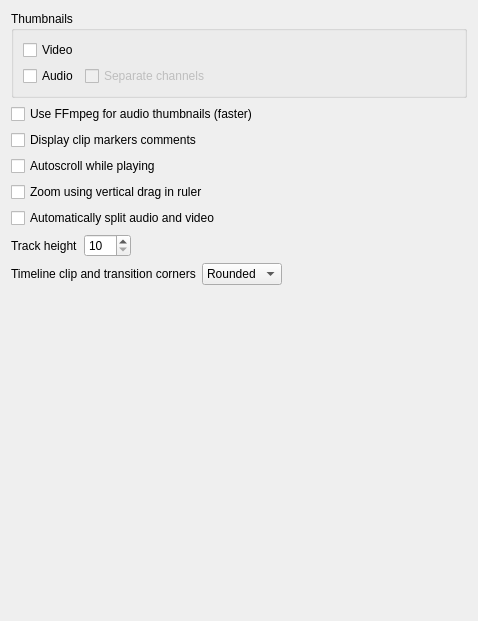
First picture: the form in src/ui/configtimeline_ui.ui, repository KDE/kdenlive, before the edit.
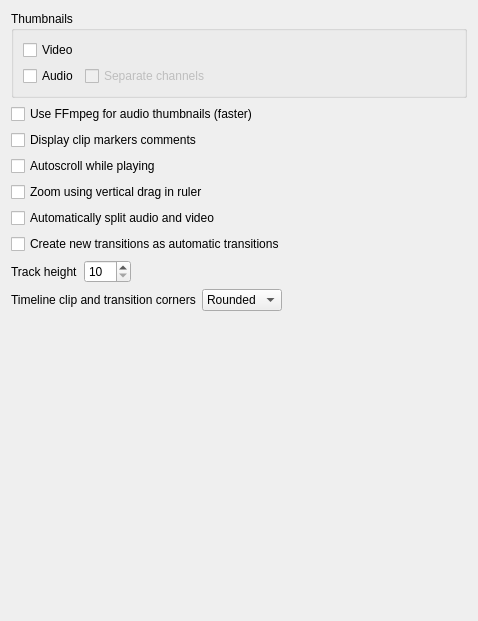
Second picture: the form after the edit.

Commit message: Allow defining automatic property of transitions, patch by Harald Albrecht REVIEW: 128879

Patch:
```diff
--- a/src/ui/configtimeline_ui.ui
+++ b/src/ui/configtimeline_ui.ui
@@ -11,21 +11,27 @@
    </rect>
   </property>
   <layout class="QGridLayout" name="gridLayout">
-   <item row="1" column="0" colspan="4">
-    <widget class="QCheckBox" name="kcfg_ffmpegaudiothumbnails">
-     <property name="text">
-      <string>Use FFmpeg for audio thumbnails (faster)</string>
+   <item row="12" column="0">
+    <spacer name="verticalSpacer">
+     <property name="orientation">
+      <enum>Qt::Vertical</enum>
      </property>
-    </widget>
+     <property name="sizeHint" stdset="0">
+      <size>
+       <width>20</width>
+       <height>23</height>
+      </size>
+     </property>
+    </spacer>
    </item>
-   <item row="2" column="0" colspan="2">
-    <widget class="QCheckBox" name="kcfg_showmarkers">
+   <item row="4" column="0" colspan="3">
+    <widget class="QCheckBox" name="kcfg_verticalzoom">
      <property name="text">
-      <string>Display clip markers comments</string>
+      <string>Zoom using vertical drag in ruler</string>
      </property>
     </widget>
    </item>
-   <item row="6" column="0" colspan="4">
+   <item row="7" column="0" colspan="4">
     <layout class="QHBoxLayout" name="horizontalLayout_2">
      <item>
       <widget class="QLabel" name="label">
@@ -62,13 +68,6 @@
      </item>
     </layout>
    </item>
-   <item row="5" column="0" colspan="3">
-    <widget class="QCheckBox" name="kcfg_splitaudio">
-     <property name="text">
-      <string>Automatically split audio and video</string>
-     </property>
-    </widget>
-   </item>
    <item row="3" column="0" colspan="2">
     <widget class="QCheckBox" name="kcfg_autoscroll">
      <property name="text">
@@ -76,10 +75,62 @@
      </property>
     </widget>
    </item>
-   <item row="4" column="0" colspan="3">
-    <widget class="QCheckBox" name="kcfg_verticalzoom">
+   <item row="8" column="0">
+    <layout class="QHBoxLayout" name="horizontalLayout_4">
+     <item>
+      <widget class="QLabel" name="label_2">
+       <property name="text">
+        <string>Timeline clip and transition corners</string>
+       </property>
+      </widget>
+     </item>
+     <item>
+      <widget class="QComboBox" name="kcfg_clipcornertype">
+       <item>
+        <property name="text">
+         <string>Rounded</string>
+        </property>
+       </item>
+       <item>
+        <property name="text">
+         <string>Straight</string>
+        </property>
+       </item>
+      </widget>
+     </item>
+     <item>
+      <spacer name="horizontalSpacer_3">
+       <property name="orientation">
+        <enum>Qt::Horizontal</enum>
+       </property>
+       <property name="sizeHint" stdset="0">
+        <size>
+         <width>40</width>
+         <height>20</height>
+        </size>
+       </property>
+      </spacer>
+     </item>
+    </layout>
+   </item>
+   <item row="5" column="0" colspan="3">
+    <widget class="QCheckBox" name="kcfg_splitaudio">
      <property name="text">
-      <string>Zoom using vertical drag in ruler</string>
+      <string>Automatically split audio and video</string>
+     </property>
+    </widget>
+   </item>
+   <item row="1" column="0" colspan="4">
+    <widget class="QCheckBox" name="kcfg_ffmpegaudiothumbnails">
+     <property name="text">
+      <string>Use FFmpeg for audio thumbnails (faster)</string>
+     </property>
+    </widget>
+   </item>
+   <item row="2" column="0" colspan="2">
+    <widget class="QCheckBox" name="kcfg_showmarkers">
+     <property name="text">
+      <string>Display clip markers comments</string>
      </property>
     </widget>
    </item>
@@ -133,56 +184,12 @@
      </layout>
     </widget>
    </item>
-   <item row="11" column="0">
-    <spacer name="verticalSpacer">
-     <property name="orientation">
-      <enum>Qt::Vertical</enum>
+   <item row="6" column="0">
+    <widget class="QCheckBox" name="kcfg_automatictransitions">
+     <property name="text">
+      <string>Create new transitions as automatic transitions</string>
      </property>
-     <property name="sizeHint" stdset="0">
-      <size>
-       <width>20</width>
-       <height>23</height>
-      </size>
-     </property>
-    </spacer>
-   </item>
-   <item row="7" column="0">
-    <layout class="QHBoxLayout" name="horizontalLayout_4">
-     <item>
-      <widget class="QLabel" name="label_2">
-       <property name="text">
-        <string>Timeline clip and transition corners</string>
-       </property>
-      </widget>
-     </item>
-     <item>
-      <widget class="QComboBox" name="kcfg_clipcornertype">
-       <item>
-        <property name="text">
-         <string>Rounded</string>
-        </property>
-       </item>
-       <item>
-        <property name="text">
-         <string>Straight</string>
-        </property>
-       </item>
-      </widget>
-     </item>
-     <item>
-      <spacer name="horizontalSpacer_3">
-       <property name="orientation">
-        <enum>Qt::Horizontal</enum>
-       </property>
-       <property name="sizeHint" stdset="0">
-        <size>
-         <width>40</width>
-         <height>20</height>
-        </size>
-       </property>
-      </spacer>
-     </item>
-    </layout>
+    </widget>
    </item>
   </layout>
  </widget>
```
The commit also changes 6 other files.
